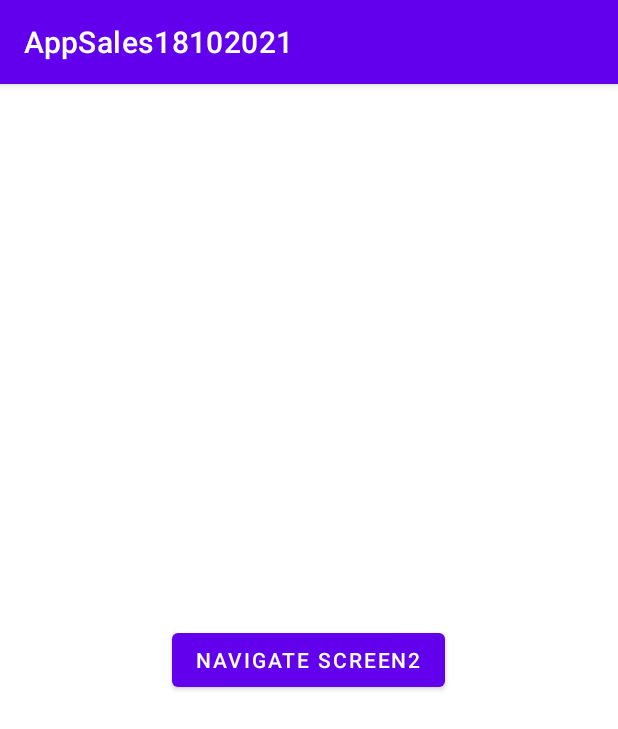
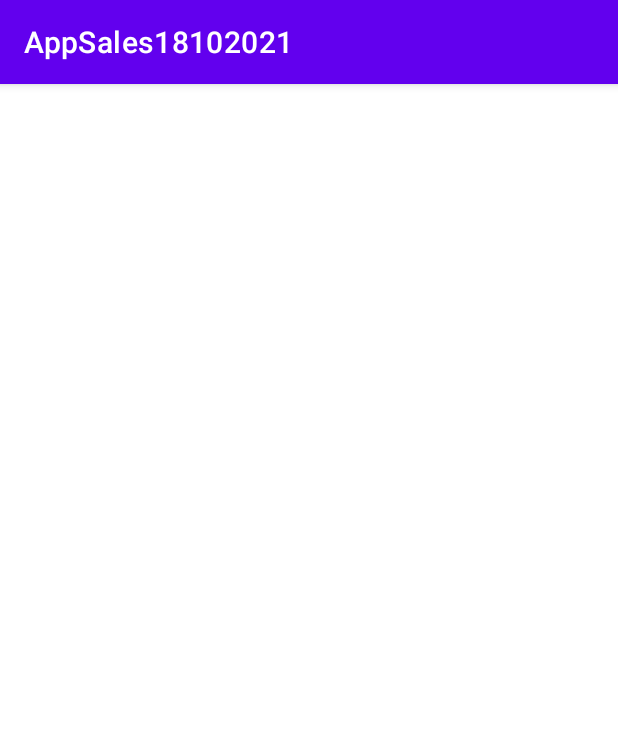
Before and after one commit to phamtanphat/AppSales18102021, an Android app: the screen it shows after launch (MainActivity before the commit, LoginActivity after it), on a phone screen of 412 x 824 dp. Shown: the top 729 px of the screen. Run offline under Robolectric (Android 15) with nearby library versions, the phone set to English and light mode, and no system bars; our stand-ins replace Dagger/Hilt's generated code.

Commit message:
setup project

```diff
--- a/app/src/main/AndroidManifest.xml
+++ b/app/src/main/AndroidManifest.xml
@@ -3,7 +3,6 @@
     package="com.example.appsales18102021">
 
     <application
-        android:name=".MyApplication"
         android:allowBackup="true"
         android:icon="@mipmap/ic_launcher"
         android:label="@string/app_name"
@@ -11,10 +10,7 @@
         android:supportsRtl="true"
         android:theme="@style/Theme.AppSales18102021">
         <activity
-            android:name=".MainActivity2"
-            android:exported="true" />
-        <activity
-            android:name=".MainActivity"
+            android:name=".presentation.features.login.LoginActivity"
             android:exported="true">
             <intent-filter>
                 <action android:name="android.intent.action.MAIN" />
--- a/app/src/main/java/com/example/appsales18102021/Car.java
+++ /dev/null
@@ -1,23 +0,0 @@
-package com.example.appsales18102021;
-
-import android.util.Log;
-
-import javax.inject.Inject;
-import javax.inject.Singleton;
-
-@Singleton
-public class Car {
-    Engine engine;
-    Wheel wheel;
-
-    @Inject
-    public Car(Engine engine, Wheel wheel) {
-        this.engine = engine;
-        this.wheel = wheel;
-    }
-
-    void showCarInfo(){
-        Log.d("BBB","Engine : " + engine.name);
-        Log.d("BBB","Wheel : " + wheel.quantily);
-    }
-}
--- a/app/src/main/java/com/example/appsales18102021/CarModule.java
+++ /dev/null
@@ -1,28 +0,0 @@
-package com.example.appsales18102021;
-
-import android.content.Context;
-
-import javax.inject.Singleton;
-
-import dagger.Module;
-import dagger.Provides;
-
-@Module
-public class CarModule {
-//
-    @Provides
-    Wheel provideWheel(Context context) {
-        return new Wheel(4,context);
-    }
-
-    @Provides
-    Engine provideEngine() {
-        return new Engine("Động cơ 4 mã lực");
-    }
-
-    @Singleton
-    @Provides
-    Car provideCar(Engine engine, Wheel wheel) {
-        return new Car(engine, wheel);
-    }
-}
--- a/app/src/main/java/com/example/appsales18102021/Engine.java
+++ /dev/null
@@ -1,12 +0,0 @@
-package com.example.appsales18102021;
-
-import javax.inject.Inject;
-
-public class Engine {
-    String name;
-
-    @Inject
-    public Engine(String name) {
-        this.name = name;
-    }
-}
--- a/app/src/main/java/com/example/appsales18102021/MainActivity.java
+++ /dev/null
@@ -1,40 +0,0 @@
-package com.example.appsales18102021;
-
-import androidx.appcompat.app.AppCompatActivity;
-
-import android.content.Intent;
-import android.net.Uri;
-import android.os.Bundle;
-import android.util.Log;
-import android.view.View;
-import android.widget.Button;
-
-import javax.inject.Inject;
-
-import dagger.android.DaggerActivity;
-import dagger.android.support.DaggerAppCompatActivity;
-
-public class MainActivity extends DaggerAppCompatActivity {
-
-    @Inject
-    Car car;
-
-    Button mBtnNavigateScreen2;
-    @Override
-    protected void onCreate(Bundle savedInstanceState) {
-        super.onCreate(savedInstanceState);
-        setContentView(R.layout.activity_main);
-
-        mBtnNavigateScreen2 = findViewById(R.id.buttonNavigateScreen2);
-
-        mBtnNavigateScreen2.setOnClickListener(new View.OnClickListener() {
-            @Override
-            public void onClick(View v) {
-                Intent intent = new Intent(MainActivity.this,MainActivity2.class);
-                startActivity(intent);
-            }
-        });
-
-        Log.d("BBB",car + "");
-    }
-}
--- a/app/src/main/java/com/example/appsales18102021/MyApplication.java
+++ b/app/src/main/java/com/example/appsales18102021/MyApplication.java
@@ -1,12 +1,4 @@
 package com.example.appsales18102021;
 
-import dagger.android.AndroidInjector;
-import dagger.android.support.DaggerApplication;
-
-public class MyApplication extends DaggerApplication {
-
-    @Override
-    protected AndroidInjector<? extends DaggerApplication> applicationInjector() {
-        return DaggerMainComponent.builder().context(this).build();
-    }
+public class MyApplication {
 }
--- a/app/src/main/java/com/example/appsales18102021/Wheel.java
+++ /dev/null
@@ -1,14 +0,0 @@
-package com.example.appsales18102021;
-
-import android.content.Context;
-
-import javax.inject.Inject;
-
-public class Wheel {
-    int quantily;
-
-    @Inject
-    public Wheel(int quantily, Context context) {
-        this.quantily = quantily;
-    }
-}
--- /dev/null
+++ b/app/src/main/java/com/example/appsales18102021/presentation/features/login/LoginActivity.java
@@ -0,0 +1,18 @@
+package com.example.appsales18102021.presentation.features.login;
+
+import android.os.Bundle;
+
+import com.example.appsales18102021.R;
+
+import dagger.android.support.DaggerAppCompatActivity;
+
+public class LoginActivity extends DaggerAppCompatActivity {
+
+    @Override
+    protected void onCreate(Bundle savedInstanceState) {
+        super.onCreate(savedInstanceState);
+        setContentView(R.layout.activity_login);
+
+
+    }
+}
--- a/app/src/main/res/layout/activity_main.xml
+++ b/app/src/main/res/layout/activity_login.xml
@@ -5,12 +5,7 @@
     android:layout_width="match_parent"
     android:gravity="center"
     android:layout_height="match_parent"
-    tools:context=".MainActivity">
+    tools:context=".presentation.features.login.LoginActivity">
 
-    <Button
-        android:text="Navigate Screen2"
-        android:id="@+id/buttonNavigateScreen2"
-        android:layout_width="wrap_content"
-        android:layout_height="wrap_content"/>
 
 </LinearLayout>
```
Also changed, not shown: app/src/main/java/com/example/appsales18102021/ActivityBuilderModule.java (deleted, +0 -14 lines), app/src/main/java/com/example/appsales18102021/MainActivity2.java (deleted, +0 -25 lines), app/src/main/java/com/example/appsales18102021/MainComponent.java (deleted, +0 -28 lines), app/src/main/res/layout/activity_main2.xml (deleted, +0 -9 lines).
